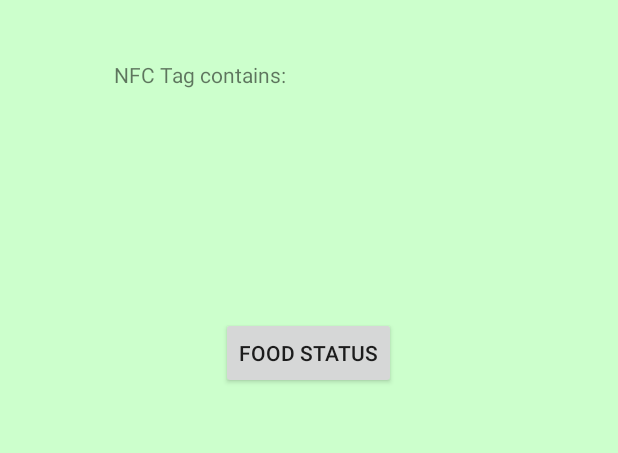
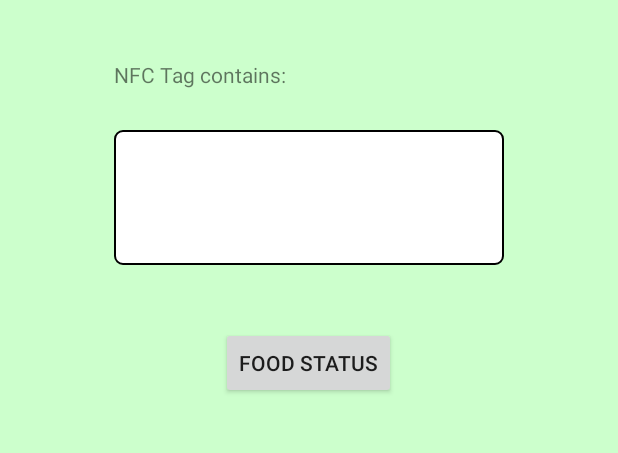
Before and after one commit to mb44/AND_FoodTracking, an Android app: the screen it shows after launch (MainActivity), on a phone screen of 412 x 824 dp, the part 204-657 px from its top. Run offline under Robolectric (Android 15) with nearby library versions, the phone set to English and light mode, and no system bars; our stand-ins replace Firebase (no records; nobody signed in at launch, a user with empty details on screens opened directly); 1 statement that could not run was skipped.

Commit message:
Major remake of project

```diff
--- a/app/src/main/AndroidManifest.xml
+++ b/app/src/main/AndroidManifest.xml
@@ -33,8 +33,10 @@
             </intent-filter>
 
             <meta-data android:name="android.nfc.action.TECH_DISCOVERED" android:resource="@xml/techlist"/>
+        </activity>
 
-        </activity>
+        <!-- Service for FoodTrack. Set exported to false, such that other Apps cannot use our service -->
+        <service android:name=".FoodExpiryService.FoodExpiryService" android:exported="false"/>
     </application>
 
 </manifest>
--- a/app/src/main/java/com/example/mb/and_foodtracking/MainActivity.java
+++ b/app/src/main/java/com/example/mb/and_foodtracking/MainActivity.java
@@ -17,6 +17,7 @@ import android.util.Log;
 import android.widget.TextView;
 import android.widget.Toast;
 
+import com.example.mb.and_foodtracking.FoodExpiryService.FoodExpiryService;
 import com.example.mb.and_foodtracking.model.FoodDate;
 import com.example.mb.and_foodtracking.model.FoodItem;
 import com.google.firebase.database.DatabaseReference;
@@ -66,7 +67,7 @@ public class MainActivity extends AppCompatActivity {
         nfcAdapter = NfcAdapter.getDefaultAdapter(this);
         IntentFilter ndef = new IntentFilter(NfcAdapter.ACTION_NDEF_DISCOVERED);
 
-        detectedTag = getIntent().getParcelableExtra((NfcAdapter.EXTRA_TAG));
+        //detectedTag = getIntent().getParcelableExtra((NfcAdapter.EXTRA_TAG));
 
         try {
             ndef.addDataType("*/*");
@@ -77,7 +78,10 @@ public class MainActivity extends AppCompatActivity {
         intentFiltersArray = new IntentFilter[]{ndef, /*ndef2*/ };
         techListArray = new String[][] {new String[]{MifareUltralight.class.getName()}};
 
-        detectedTag = getIntent().getParcelableExtra((NfcAdapter.EXTRA_TAG));
+        //detectedTag = getIntent().getParcelableExtra((NfcAdapter.EXTRA_TAG));
+
+        //Intent serviceIntent = new Intent(this, FoodExpiryService.class);
+        //startService(serviceIntent);
     }
 
     private void  setupViewPager(ViewPager viewPager) {
--- a/app/src/main/java/com/example/mb/and_foodtracking/NfcUtil.java
+++ b/app/src/main/java/com/example/mb/and_foodtracking/NfcUtil.java
@@ -79,7 +79,7 @@ public class NfcUtil {
         return res.toString();
     }
 
-    public void writeToNFC(String text, Tag tag) throws IOException, FormatException {
+    private void writeToNFC(String text, Tag tag) throws IOException, FormatException {
         NdefRecord[] records = {createRecord(text)};
         NdefMessage message = new NdefMessage(records);
         Ndef ndef = Ndef.get(tag);
--- a/app/src/main/java/com/example/mb/and_foodtracking/Tab1Fragment.java
+++ b/app/src/main/java/com/example/mb/and_foodtracking/Tab1Fragment.java
@@ -269,9 +269,10 @@ public class Tab1Fragment extends Fragment {
                 notification.setWhen(System.currentTimeMillis());
 
 
-                if (daysDiff==0) {
+                if (daysDiff < 0) {
+                    notification.setContentTitle("Alert:  " + food.getName()+ " has expired");
+                } else if (daysDiff==0) {
                     notification.setContentTitle("Alert:  " + food.getName()+ " expire(s) today");
-
                 } else if (daysDiff==1) {
                     notification.setContentTitle("Alert:  " + food.getName()+ " expire(s) tomorrow");
                 }
--- a/app/src/main/java/com/example/mb/and_foodtracking/Tab3Fragment.java
+++ b/app/src/main/java/com/example/mb/and_foodtracking/Tab3Fragment.java
@@ -3,6 +3,7 @@ package com.example.mb.and_foodtracking;
 import android.content.SharedPreferences;
 import android.os.Bundle;
 import android.support.annotation.Nullable;
+import android.support.design.widget.TabLayout;
 import android.support.v4.app.Fragment;
 import android.view.LayoutInflater;
 import android.view.View;
@@ -20,11 +21,27 @@ public class Tab3Fragment extends Fragment {
     private SharedPreferences settings;
     private SharedPreferences.Editor editor;
 
-    private Button approachNFCTextView;
+    private Button cancelNFCButton;
 
     @Override
     public View onCreateView(LayoutInflater inflater, ViewGroup container, Bundle savedInstanceState) {
         View view = inflater.inflate(R.layout.tab3_fragment,container,false);
+
+        context = (MainActivity) getActivity();
+        cancelNFCButton = (Button)context.findViewById(R.id.cancelEraseNFCButton);
+
+        /*
+        cancelNFCButton.setOnClickListener(new View.OnClickListener() {
+
+            @Override
+            public void onClick(View view) {
+                TabLayout tabLayout = (TabLayout) context.findViewById(R.id.tabs);
+                TabLayout.Tab tab = tabLayout.getTabAt(0);
+                /tab.select();
+            }
+        });
+        */
+
         return view;
     }
 }
--- a/app/src/main/java/com/example/mb/and_foodtracking/arrayadapters/FoodTemplateAdapter.java
+++ b/app/src/main/java/com/example/mb/and_foodtracking/arrayadapters/FoodTemplateAdapter.java
@@ -37,17 +37,17 @@ public class FoodTemplateAdapter extends ArrayAdapter<FoodTemplate> {
             // Set tag to use viewHolder later
             convertView.setTag(viewHolder);
 
-            viewHolder.foodNameTextView = convertView.findViewById(R.id.item_text);
-            viewHolder.foodImageView = convertView.findViewById(R.id.item_icon);
+            viewHolder.foodNameTextView = (TextView)convertView.findViewById(R.id.item_text);
+            viewHolder.foodImageView = (ImageView)convertView.findViewById(R.id.item_icon);
         } else {
             // Use the instantiated ViewHolder if the View is already inflatedd
-            viewHolder = (FoodTemplateAdapter.ViewHolder) convertView.getTag();
+            viewHolder = (ViewHolder) convertView.getTag();
         }
 
         FoodTemplate currentItem = getItem(position);
 
         if (currentItem != null) {
-            viewHolder.foodNameTextView.setText("Tag id:\n" + currentItem.getName());
+            viewHolder.foodNameTextView.setText(currentItem.getName());
 
             int imgResourceId = currentItem.getImgResourceId();
             if (imgResourceId != -1) {
--- a/app/src/main/java/com/example/mb/and_foodtracking/model/FoodDate.java
+++ b/app/src/main/java/com/example/mb/and_foodtracking/model/FoodDate.java
@@ -1,8 +1,5 @@
 package com.example.mb.and_foodtracking.model;
 
-/**
- * Created by Mb on 17-11-2017.
- */
 
 public class FoodDate {
     private int year;
@@ -10,9 +7,6 @@ public class FoodDate {
     private int date;
 
     public FoodDate() {
-        this.year = 0;
-        this.month = 0;
-        this.date = 0;
     }
 
     public FoodDate(int year, int month, int date) {
--- /dev/null
+++ b/app/src/main/res/drawable/rounded_corners.xml
@@ -0,0 +1,15 @@
+<?xml version="1.0" encoding="utf-8"?>
+<shape xmlns:android="http://schemas.android.com/apk/res/android" >
+    <stroke
+        android:width="1dp"
+        android:color="#000000" />
+
+    <solid android:color="#ffffff" />
+
+    <padding
+        android:left="1dp"
+        android:right="1dp"
+        android:top="1dp" />
+
+    <corners android:radius="5dp" />
+</shape>
--- a/app/src/main/res/layout/gridview_item.xml
+++ b/app/src/main/res/layout/gridview_item.xml
@@ -1,13 +1,15 @@
 <?xml version="1.0" encoding="utf-8"?>
 <LinearLayout xmlns:android="http://schemas.android.com/apk/res/android"
     android:orientation="vertical"
-    android:background="@android:color/holo_blue_light"
-    android:layout_width="160dp"
+    android:background="#ACACD9"
+    android:layout_width="165dp"
     android:layout_height="200dp">
 
     <TextView
         android:id="@+id/item_text"
         android:layout_width="match_parent"
+        android:textAlignment="center"
+        android:textStyle="bold"
         android:layout_height="30dp"
         android:padding="4dp"
         />
--- a/app/src/main/res/layout/listview_item.xml
+++ b/app/src/main/res/layout/listview_item.xml
@@ -1,8 +1,8 @@
 <?xml version="1.0" encoding="utf-8"?>
 <LinearLayout xmlns:android="http://schemas.android.com/apk/res/android"
     android:orientation="horizontal"
-    android:background="@android:color/holo_blue_light"
     android:layout_width="match_parent"
+    android:background="#ACACD9"
     android:layout_height="100dp">
 
     <!--
--- a/app/src/main/res/layout/tab1_fragment.xml
+++ b/app/src/main/res/layout/tab1_fragment.xml
@@ -40,6 +40,8 @@
             android:layout_alignStart="@+id/textView2"
             android:layout_below="@+id/textView2"
             android:layout_marginTop="27dp"
+            android:background="@drawable/rounded_corners"
+            android:padding="3dp"
             android:lines="5"
             android:maxLines="5"
             android:text="" />
@@ -85,19 +87,20 @@
         <ListView
             android:id="@+id/foodListView"
             android:layout_width="match_parent"
-            android:layout_height="match_parent"
+            android:layout_height="400dp"
             android:layout_marginTop="5dp"
             android:layout_marginLeft="3dp"
             android:layout_marginRight="3dp"
+            android:layout_marginBottom="30dp"
+
             android:layout_below="@+id/sortTextView"/>
 
         <Button
             android:id="@+id/closeFoodStatusButton"
             android:layout_width="wrap_content"
             android:layout_height="wrap_content"
-            android:layout_marginTop="400dp"
             android:text="Close"
-            android:layout_below="@+id/sortSpinner"
+            android:layout_below="@+id/foodListView"
             android:layout_centerHorizontal="true" />
     </RelativeLayout>
 </FrameLayout>
--- a/app/src/main/res/values/styles.xml
+++ b/app/src/main/res/values/styles.xml
@@ -1,7 +1,7 @@
 <resources>
 
     <!-- Base application theme. -->
-    <style name="AppTheme" parent="Theme.AppCompat.Light.DarkActionBar">
+    <style name="AppTheme" parent="Theme.AppCompat.DayNight.DarkActionBar">
         <!-- Customize your theme here. -->
         <item name="colorPrimary">@color/colorPrimary</item>
         <item name="colorPrimaryDark">@color/colorPrimaryDark</item>
--- a/build.gradle
+++ b/build.gradle
@@ -3,9 +3,10 @@
 buildscript {
     repositories {
         jcenter()
+        google()
     }
     dependencies {
-        classpath 'com.android.tools.build:gradle:3.0.0'
+        classpath 'com.android.tools.build:gradle:3.0.1'
 
         // NOTE: Do not place your application dependencies here; they belong
         // in the individual module build.gradle files
@@ -16,6 +17,7 @@ buildscript {
 allprojects {
     repositories {
         jcenter()
+        google()
     }
 }
 
```
Also changed, not shown: app/src/main/java/com/example/mb/and_foodtracking/FoodExpiryService/FoodExpiryService.java (added, +54 -0 lines), app/src/main/java/com/example/mb/and_foodtracking/model/FoodItem.java (+0 -11 lines), app/src/main/res/drawable/listview_stroke.xml (added, +15 -0 lines), app/src/main/res/layout/tab2_fragment.xml (+8 -7 lines).
